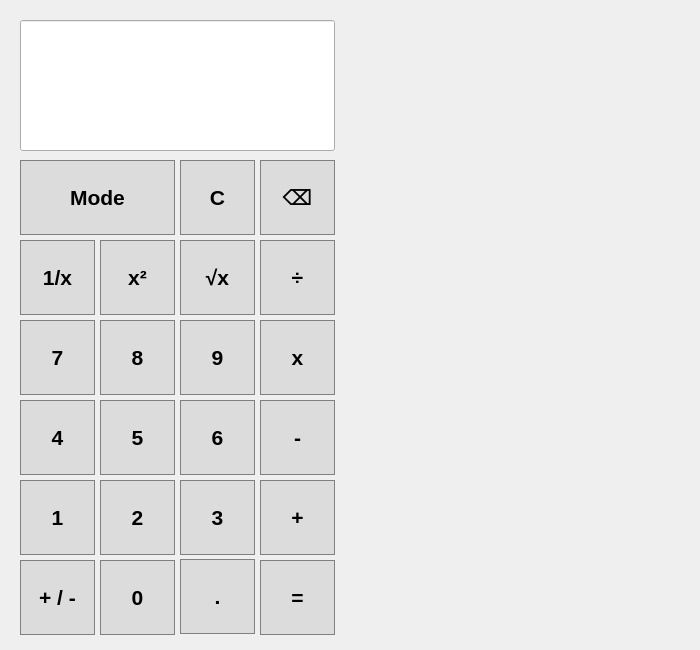
First picture: the form in calculator_gui.ui, repository ysabum/project-calculator, before the edit.
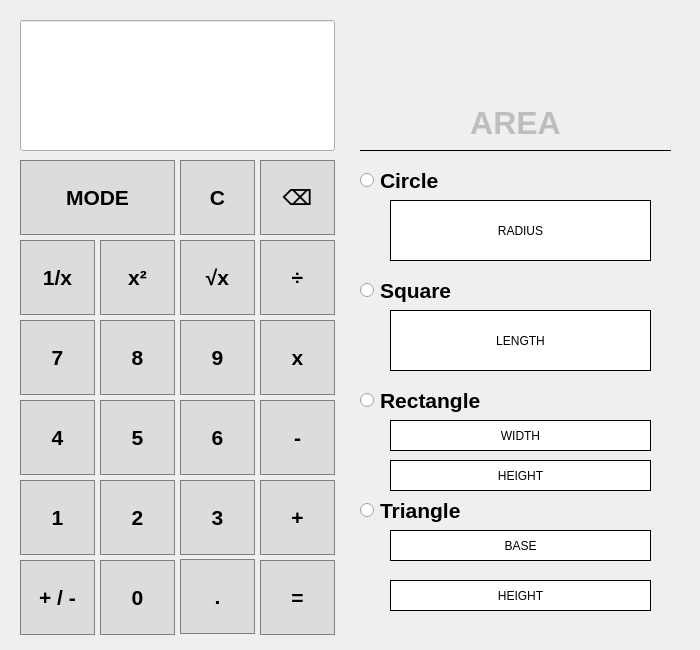
Second picture: the form after the edit.

```diff
--- a/calculator_gui.ui
+++ b/calculator_gui.ui
@@ -780,7 +780,10 @@
 QPushButton:hover {background-color: rgb(198, 198, 198)}</string>
    </property>
    <property name="text">
-    <string>Mode</string>
+    <string>MODE</string>
+   </property>
+   <property name="checkable">
+    <bool>true</bool>
    </property>
   </widget>
   <widget class="QLabel" name="calculator_screen_tempCalculations">
@@ -809,6 +812,281 @@
     <set>Qt::AlignRight|Qt::AlignTrailing|Qt::AlignVCenter</set>
    </property>
   </widget>
+  <widget class="QLabel" name="area_label_title">
+   <property name="enabled">
+    <bool>false</bool>
+   </property>
+   <property name="geometry">
+    <rect>
+     <x>360</x>
+     <y>20</y>
+     <width>311</width>
+     <height>131</height>
+    </rect>
+   </property>
+   <property name="font">
+    <font>
+     <pointsize>24</pointsize>
+     <weight>75</weight>
+     <bold>true</bold>
+     <underline>false</underline>
+    </font>
+   </property>
+   <property name="styleSheet">
+    <string notr="true">border:1px solid black; border-left: none; border-right: none; border-top: none</string>
+   </property>
+   <property name="text">
+    <string>AREA</string>
+   </property>
+   <property name="alignment">
+    <set>Qt::AlignBottom|Qt::AlignHCenter</set>
+   </property>
+  </widget>
+  <widget class="QRadioButton" name="area_circle_radioButton">
+   <property name="geometry">
+    <rect>
+     <x>360</x>
+     <y>160</y>
+     <width>121</width>
+     <height>41</height>
+    </rect>
+   </property>
+   <property name="font">
+    <font>
+     <pointsize>16</pointsize>
+     <weight>75</weight>
+     <bold>true</bold>
+    </font>
+   </property>
+   <property name="text">
+    <string>Circle</string>
+   </property>
+   <property name="checkable">
+    <bool>true</bool>
+   </property>
+   <property name="checked">
+    <bool>false</bool>
+   </property>
+   <property name="autoExclusive">
+    <bool>false</bool>
+   </property>
+   <attribute name="buttonGroup">
+    <string notr="true">area_buttonGroup</string>
+   </attribute>
+  </widget>
+  <widget class="QRadioButton" name="area_square_radioButton">
+   <property name="geometry">
+    <rect>
+     <x>360</x>
+     <y>270</y>
+     <width>131</width>
+     <height>41</height>
+    </rect>
+   </property>
+   <property name="font">
+    <font>
+     <pointsize>16</pointsize>
+     <weight>75</weight>
+     <bold>true</bold>
+    </font>
+   </property>
+   <property name="text">
+    <string>Square</string>
+   </property>
+   <property name="autoExclusive">
+    <bool>false</bool>
+   </property>
+   <attribute name="buttonGroup">
+    <string notr="true">area_buttonGroup</string>
+   </attribute>
+  </widget>
+  <widget class="QRadioButton" name="area_rectangle_radioButton">
+   <property name="geometry">
+    <rect>
+     <x>360</x>
+     <y>380</y>
+     <width>171</width>
+     <height>41</height>
+    </rect>
+   </property>
+   <property name="font">
+    <font>
+     <pointsize>16</pointsize>
+     <weight>75</weight>
+     <bold>true</bold>
+    </font>
+   </property>
+   <property name="text">
+    <string>Rectangle</string>
+   </property>
+   <property name="autoExclusive">
+    <bool>false</bool>
+   </property>
+   <attribute name="buttonGroup">
+    <string notr="true">area_buttonGroup</string>
+   </attribute>
+  </widget>
+  <widget class="QRadioButton" name="area_triangle_radioButton">
+   <property name="geometry">
+    <rect>
+     <x>360</x>
+     <y>490</y>
+     <width>161</width>
+     <height>41</height>
+    </rect>
+   </property>
+   <property name="font">
+    <font>
+     <pointsize>16</pointsize>
+     <weight>75</weight>
+     <bold>true</bold>
+    </font>
+   </property>
+   <property name="text">
+    <string>Triangle</string>
+   </property>
+   <property name="autoExclusive">
+    <bool>false</bool>
+   </property>
+   <attribute name="buttonGroup">
+    <string notr="true">area_buttonGroup</string>
+   </attribute>
+  </widget>
+  <widget class="QPushButton" name="area_circle_input">
+   <property name="geometry">
+    <rect>
+     <x>390</x>
+     <y>200</y>
+     <width>261</width>
+     <height>61</height>
+    </rect>
+   </property>
+   <property name="styleSheet">
+    <string notr="true">background-color:white; border:1px solid black</string>
+   </property>
+   <property name="text">
+    <string>RADIUS</string>
+   </property>
+   <property name="checkable">
+    <bool>true</bool>
+   </property>
+   <property name="checked">
+    <bool>false</bool>
+   </property>
+   <attribute name="buttonGroup">
+    <string notr="true">area_calc_buttonGroup</string>
+   </attribute>
+  </widget>
+  <widget class="QPushButton" name="area_square_input">
+   <property name="geometry">
+    <rect>
+     <x>390</x>
+     <y>310</y>
+     <width>261</width>
+     <height>61</height>
+    </rect>
+   </property>
+   <property name="styleSheet">
+    <string notr="true">background-color:white; border:1px solid black</string>
+   </property>
+   <property name="text">
+    <string>LENGTH</string>
+   </property>
+   <property name="checkable">
+    <bool>true</bool>
+   </property>
+   <attribute name="buttonGroup">
+    <string notr="true">area_calc_buttonGroup</string>
+   </attribute>
+  </widget>
+  <widget class="QPushButton" name="area_rectangle_inputWidth">
+   <property name="geometry">
+    <rect>
+     <x>390</x>
+     <y>420</y>
+     <width>261</width>
+     <height>31</height>
+    </rect>
+   </property>
+   <property name="styleSheet">
+    <string notr="true">background-color:white; border:1px solid black</string>
+   </property>
+   <property name="text">
+    <string>WIDTH</string>
+   </property>
+   <property name="checkable">
+    <bool>true</bool>
+   </property>
+   <attribute name="buttonGroup">
+    <string notr="true">area_calc_buttonGroup</string>
+   </attribute>
+  </widget>
+  <widget class="QPushButton" name="area_rectangle_inputHeight">
+   <property name="geometry">
+    <rect>
+     <x>390</x>
+     <y>460</y>
+     <width>261</width>
+     <height>31</height>
+    </rect>
+   </property>
+   <property name="styleSheet">
+    <string notr="true">background-color:white; border:1px solid black</string>
+   </property>
+   <property name="text">
+    <string>HEIGHT</string>
+   </property>
+   <property name="checkable">
+    <bool>true</bool>
+   </property>
+   <attribute name="buttonGroup">
+    <string notr="true">area_calc_buttonGroup</string>
+   </attribute>
+  </widget>
+  <widget class="QPushButton" name="area_triangle_inputHeight">
+   <property name="geometry">
+    <rect>
+     <x>390</x>
+     <y>580</y>
+     <width>261</width>
+     <height>31</height>
+    </rect>
+   </property>
+   <property name="styleSheet">
+    <string notr="true">background-color:white; border:1px solid black</string>
+   </property>
+   <property name="text">
+    <string>HEIGHT</string>
+   </property>
+   <property name="checkable">
+    <bool>true</bool>
+   </property>
+   <attribute name="buttonGroup">
+    <string notr="true">area_calc_buttonGroup</string>
+   </attribute>
+  </widget>
+  <widget class="QPushButton" name="area_triangle_inputBase">
+   <property name="geometry">
+    <rect>
+     <x>390</x>
+     <y>530</y>
+     <width>261</width>
+     <height>31</height>
+    </rect>
+   </property>
+   <property name="styleSheet">
+    <string notr="true">background-color:white; border:1px solid black</string>
+   </property>
+   <property name="text">
+    <string>BASE</string>
+   </property>
+   <property name="checkable">
+    <bool>true</bool>
+   </property>
+   <attribute name="buttonGroup">
+    <string notr="true">area_calc_buttonGroup</string>
+   </attribute>
+  </widget>
  </widget>
  <resources/>
  <connections/>
```
Left out of the diff: 30 changed lines with no effect on the pictures.
